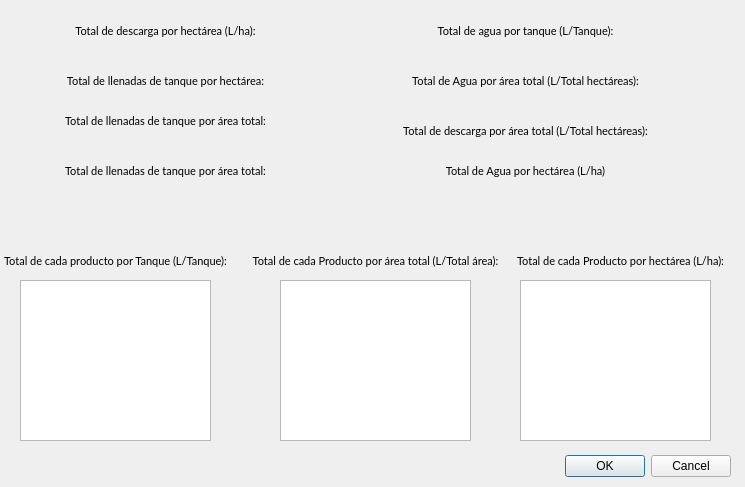
Qt form vista_resultados_dialog_base.ui (dani0105/drone_configurator) before a commit.
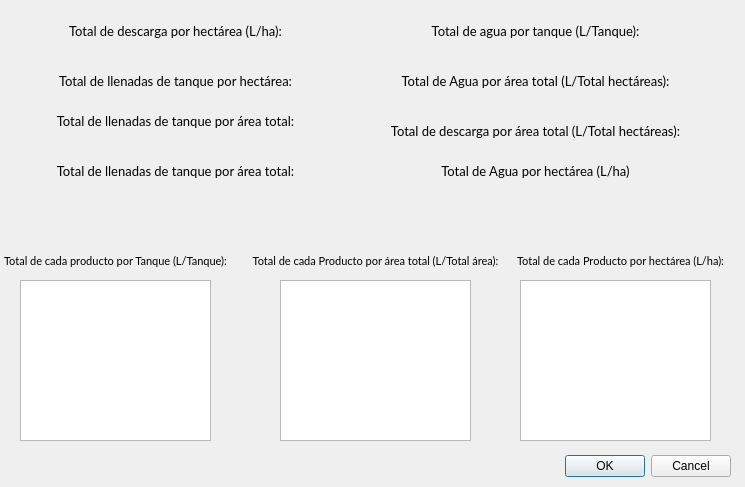
The same form after that commit. Icons and pictures are not drawn.

Commit message:
Versión beta de la vista de registros
Vista finalizada, solo faltaría hacerle pruebas con diferentes parámetros. Adicionalmente, comentar si las imágenes de fondo se ven bien o no.

The edit to the form file:
```diff
--- a/vista_resultados_dialog_base.ui
+++ b/vista_resultados_dialog_base.ui
@@ -32,7 +32,7 @@
   <widget class="QLabel" name="label_descargasHa">
    <property name="geometry">
     <rect>
-     <x>10</x>
+     <x>20</x>
      <y>20</y>
      <width>311</width>
      <height>21</height>
@@ -41,7 +41,7 @@
    <property name="font">
     <font>
      <family>Lato</family>
-     <pointsize>8</pointsize>
+     <pointsize>10</pointsize>
     </font>
    </property>
    <property name="text">
@@ -54,7 +54,7 @@
   <widget class="QLabel" name="label_llenadasTanqueHa">
    <property name="geometry">
     <rect>
-     <x>10</x>
+     <x>20</x>
      <y>70</y>
      <width>311</width>
      <height>21</height>
@@ -63,7 +63,7 @@
    <property name="font">
     <font>
      <family>Lato</family>
-     <pointsize>8</pointsize>
+     <pointsize>10</pointsize>
     </font>
    </property>
    <property name="text">
@@ -76,7 +76,7 @@
   <widget class="QLabel" name="label_llenadasAreaTot">
    <property name="geometry">
     <rect>
-     <x>10</x>
+     <x>20</x>
      <y>160</y>
      <width>311</width>
      <height>21</height>
@@ -85,7 +85,7 @@
    <property name="font">
     <font>
      <family>Lato</family>
-     <pointsize>8</pointsize>
+     <pointsize>10</pointsize>
     </font>
    </property>
    <property name="text">
@@ -98,7 +98,7 @@
   <widget class="QLabel" name="label_litrosAreaTot">
    <property name="geometry">
     <rect>
-     <x>10</x>
+     <x>20</x>
      <y>110</y>
      <width>311</width>
      <height>21</height>
@@ -107,7 +107,7 @@
    <property name="font">
     <font>
      <family>Lato</family>
-     <pointsize>8</pointsize>
+     <pointsize>10</pointsize>
     </font>
    </property>
    <property name="text">
@@ -142,7 +142,7 @@
   <widget class="QLabel" name="label_aguaAreaTot">
    <property name="geometry">
     <rect>
-     <x>370</x>
+     <x>380</x>
      <y>70</y>
      <width>311</width>
      <height>21</height>
@@ -151,7 +151,7 @@
    <property name="font">
     <font>
      <family>Lato</family>
-     <pointsize>8</pointsize>
+     <pointsize>10</pointsize>
     </font>
    </property>
    <property name="text">
@@ -186,7 +186,7 @@
   <widget class="QLabel" name="label_aguaHa">
    <property name="geometry">
     <rect>
-     <x>370</x>
+     <x>380</x>
      <y>160</y>
      <width>311</width>
      <height>21</height>
@@ -195,7 +195,7 @@
    <property name="font">
     <font>
      <family>Lato</family>
-     <pointsize>8</pointsize>
+     <pointsize>10</pointsize>
     </font>
    </property>
    <property name="text">
@@ -230,7 +230,7 @@
   <widget class="QLabel" name="label_aguaTanque">
    <property name="geometry">
     <rect>
-     <x>370</x>
+     <x>380</x>
      <y>20</y>
      <width>311</width>
      <height>21</height>
@@ -239,7 +239,7 @@
    <property name="font">
     <font>
      <family>Lato</family>
-     <pointsize>8</pointsize>
+     <pointsize>10</pointsize>
     </font>
    </property>
    <property name="text">
@@ -252,7 +252,7 @@
   <widget class="QLabel" name="label_descargasAreaTot">
    <property name="geometry">
     <rect>
-     <x>370</x>
+     <x>380</x>
      <y>120</y>
      <width>311</width>
      <height>21</height>
@@ -261,7 +261,7 @@
    <property name="font">
     <font>
      <family>Lato</family>
-     <pointsize>8</pointsize>
+     <pointsize>10</pointsize>
     </font>
    </property>
    <property name="text">
@@ -301,6 +301,41 @@
     </rect>
    </property>
   </widget>
+  <widget class="QLabel" name="label">
+   <property name="geometry">
+    <rect>
+     <x>20</x>
+     <y>140</y>
+     <width>381</width>
+     <height>241</height>
+    </rect>
+   </property>
+   <property name="styleSheet">
+    <string notr="true">image: url(:/background-image-win1/assets/drone-silhouette-2.png);</string>
+   </property>
+   <property name="text">
+    <string/>
+   </property>
+   <property name="scaledContents">
+    <bool>true</bool>
+   </property>
+  </widget>
+  <zorder>label</zorder>
+  <zorder>buttonBox</zorder>
+  <zorder>label_descargasHa</zorder>
+  <zorder>label_llenadasTanqueHa</zorder>
+  <zorder>label_llenadasAreaTot</zorder>
+  <zorder>label_litrosAreaTot</zorder>
+  <zorder>label_totalProdsHa</zorder>
+  <zorder>label_aguaAreaTot</zorder>
+  <zorder>label_totalProdsTanque</zorder>
+  <zorder>label_aguaHa</zorder>
+  <zorder>label_totalProdsAreaTot</zorder>
+  <zorder>label_aguaTanque</zorder>
+  <zorder>label_descargasAreaTot</zorder>
+  <zorder>listWidget_totalProdsTanque</zorder>
+  <zorder>listWidget_totalProdsAreaTot</zorder>
+  <zorder>listWidget_totalProdsHa</zorder>
  </widget>
  <resources/>
  <connections>
```
Left out of the diff: 28 changed lines with no effect on the pictures. The commit also changes 5 other files.
